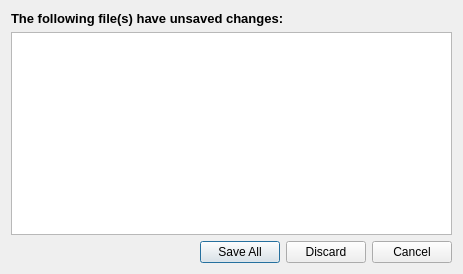
Before: the Qt Designer form src/maybesavedialog.ui in nzarko/pascal-dev, drawn with Qt 5.
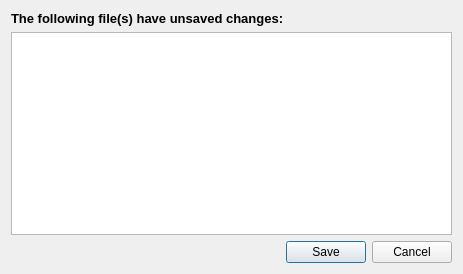
After: the same form once the commit is applied.

```diff
--- a/src/maybesavedialog.ui
+++ b/src/maybesavedialog.ui
@@ -56,7 +56,7 @@
         <enum>Qt::Horizontal</enum>
        </property>
        <property name="standardButtons">
-        <set>QDialogButtonBox::Cancel|QDialogButtonBox::Discard|QDialogButtonBox::SaveAll</set>
+        <set>QDialogButtonBox::Cancel|QDialogButtonBox::Save</set>
        </property>
        <property name="centerButtons">
         <bool>false</bool>
```
Left out of the diff: 6 changed lines with no effect on the pictures.
